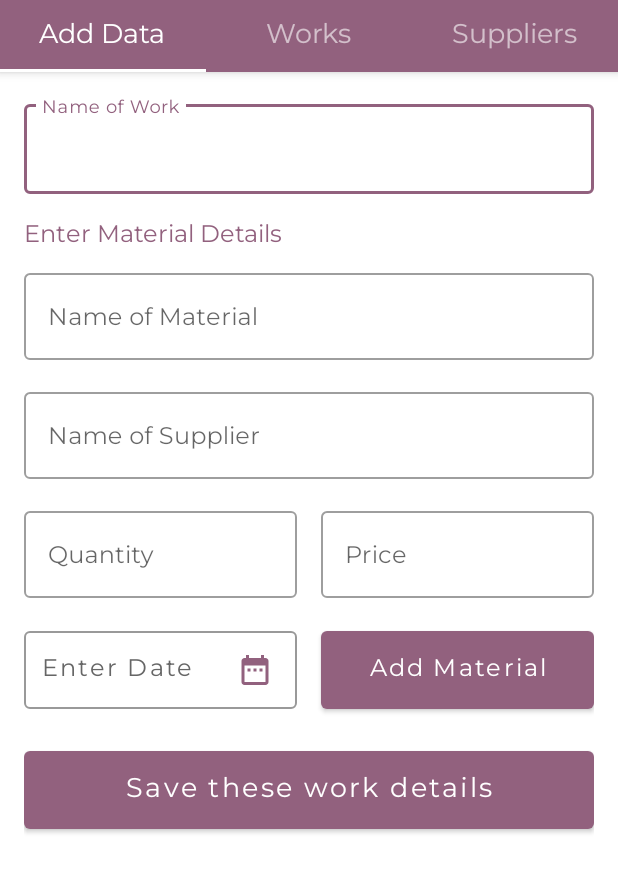
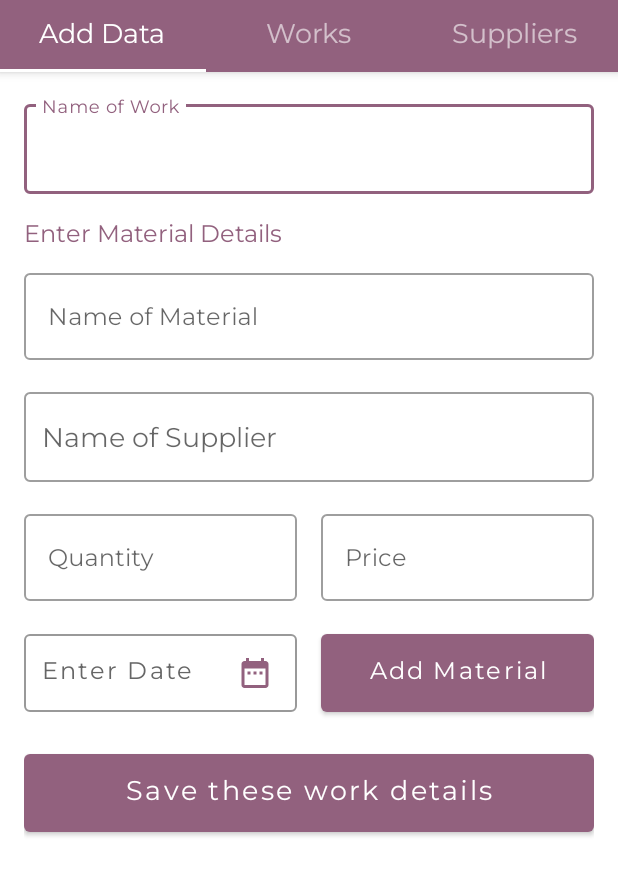
Before and after one commit to pTidke/ExpensesRecordApp, an Android app: the screen it shows after launch (MainActivity), on a phone screen of 412 x 824 dp, the part 92-988 px from its top. Run offline under Robolectric (Android 15) with nearby library versions, the phone set to English and light mode, and no system bars; our stand-ins replace Firebase (no records; nobody signed in at launch, a user with empty details on screens opened directly).

Commit message:
autocomplete edit text

```diff
--- a/app/src/main/java/com/example/expensesrecordapp/FirstFrag.java
+++ b/app/src/main/java/com/example/expensesrecordapp/FirstFrag.java
@@ -40,8 +40,8 @@ public class FirstFrag extends Fragment implements View.OnClickListener {
 
     private static final String TAG = "Expenses";
     private MaterialButton datePicker, btnAddMaterial, btnSaveWorkData;
-    private TextInputEditText nameMaterial, nameSupplier, quantity, price, totalMaterials;
-    private AutoCompleteTextView nameWork;
+    private TextInputEditText nameMaterial,quantity, price, totalMaterials;
+    private AutoCompleteTextView  nameSupplier, nameWork;
     private TextView totalPrice;
     private NestedScrollView nestedScrollView;
     private LinearLayout linerLayout1, linerLayout2, linerLayout3;
@@ -56,6 +56,7 @@ public class FirstFrag extends Fragment implements View.OnClickListener {
 
     List<Material> materialsList = new ArrayList<>();
     public List<String> allWorks = new ArrayList<>();
+    public static List<String> allSuppliers = new ArrayList<>();
 
     @Override
     public View onCreateView(LayoutInflater inflater, ViewGroup container, Bundle savedInstanceState) {
@@ -147,8 +148,7 @@ public class FirstFrag extends Fragment implements View.OnClickListener {
     }
 
     public void makeWorksList(){
-        works
-            .get()
+        works.get()
             .addOnCompleteListener(new OnCompleteListener<QuerySnapshot>() {
                 @Override
                 public void onComplete(@NonNull Task<QuerySnapshot> task) {
@@ -161,6 +161,25 @@ public class FirstFrag extends Fragment implements View.OnClickListener {
                     }
                 }
             });
+
+        works.get()
+                .addOnCompleteListener(new OnCompleteListener<QuerySnapshot>() {
+                    @Override
+                    public void onComplete(@NonNull Task<QuerySnapshot> task) {
+                        if (task.isSuccessful()) {
+                            for (QueryDocumentSnapshot document : task.getResult()) {
+                                Work w = document.toObject(Work.class);
+                                List<Material> m = w.getMaterials();
+                                for (Material material : m){
+                                    if(!allSuppliers.contains(material.getNameSupplier()))
+                                        allSuppliers.add(material.getNameSupplier());
+                                }
+                            }
+                        } else {
+                            Log.d(TAG, "Error getting documents: ", task.getException());
+                        }
+                    }
+                });
     }
 
     @Override
@@ -188,8 +207,11 @@ public class FirstFrag extends Fragment implements View.OnClickListener {
         ti4 = nestedScrollView.findViewById(R.id.ti4);
         ti5 = nestedScrollView.findViewById(R.id.ti5);
 
-        ArrayAdapter<String> adapter = new ArrayAdapter<String>(nestedScrollView.getContext(), android.R.layout.simple_list_item_1, allWorks);
+        ArrayAdapter<String> adapter = new ArrayAdapter<String>(nestedScrollView.getContext(), android.R.layout.simple_dropdown_item_1line, allWorks);
         nameWork.setAdapter(adapter);
+
+        ArrayAdapter<String> adapter2 = new ArrayAdapter<String>(nestedScrollView.getContext(), android.R.layout.simple_dropdown_item_1line, allSuppliers);
+        nameSupplier.setAdapter(adapter2);
 
         btnAddMaterial.setOnClickListener(this);
         datePicker.setOnClickListener(this);
--- a/app/src/main/res/layout/fragment_first.xml
+++ b/app/src/main/res/layout/fragment_first.xml
@@ -75,10 +75,11 @@
             android:layout_marginTop="@dimen/dimen_common"
             android:id="@+id/ti3">
 
-            <com.google.android.material.textfield.TextInputEditText
+            <AutoCompleteTextView
                 android:id="@+id/nameSupplier"
                 android:layout_width="match_parent"
-                android:layout_height="wrap_content"
+                android:layout_height="60sp"
+                android:paddingStart="12dp"
                 android:hint="Name of Supplier"
                 android:inputType="text"
                 android:lines="1"
```
